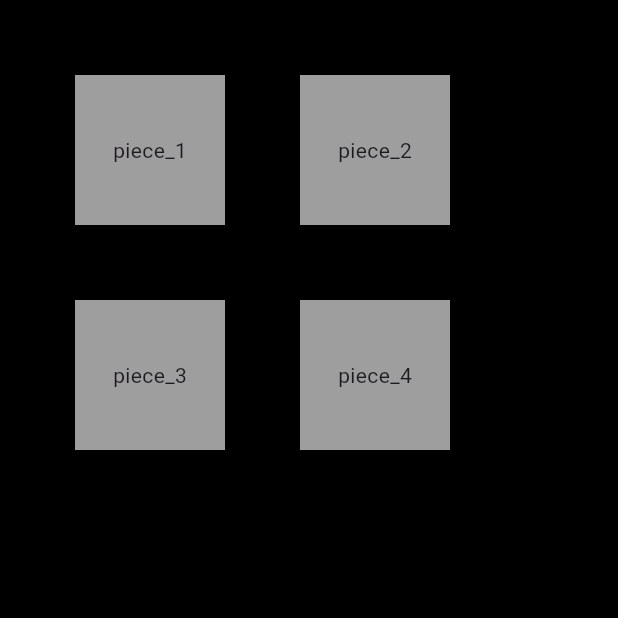
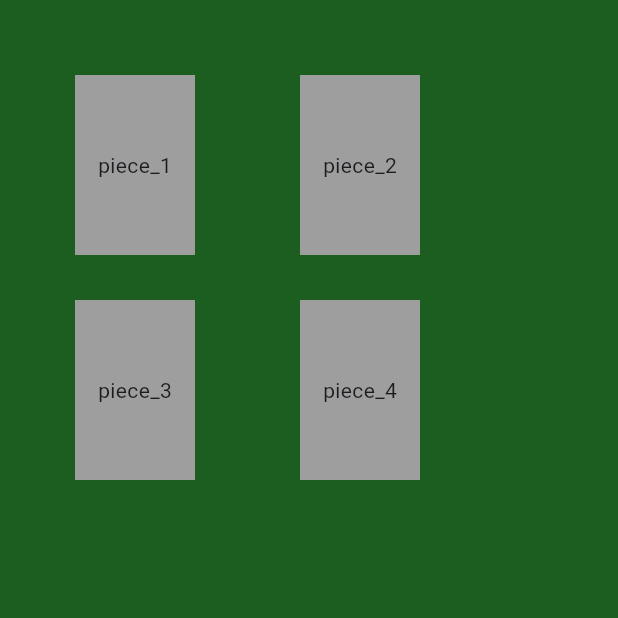
Before and after one commit to bstamenkovits/jigsaw-puzzle, a Flutter app: the screen it shows after launch, on a phone screen of 412 x 824 dp, the top half of it. Run offline on Flutter 3.47's test engine with Material 3 defaults, Android fonts, the phone set to English and light mode, and no system bars.

Commit message:
dynamic piece dimensions, updated snapping logic, and added background colors

```diff
--- a/lib/board.dart
+++ b/lib/board.dart
@@ -24,14 +24,16 @@ class _BoardState extends State<Board> {
   Widget build(BuildContext context) {
     final allPieces = clusters.expand((c) => c).toList();
 
-    return InteractiveViewer(
+    return Container(
+      color: Colors.blue[900], // Board widget background
+      child: InteractiveViewer(
         minScale: 0.5,
         maxScale: 2.0,
         boundaryMargin: const EdgeInsets.all(1000),
         child: Container(
           width: 2000,
           height: 2000,
-        color: Colors.black,
+          color: Colors.green[900], // Canvas/Stack background
           child: Stack(
             children: allPieces.map((data) {
               return Positioned(
@@ -44,6 +46,7 @@ class _BoardState extends State<Board> {
                 ),
               );
             }).toList(),
+          ),
         ),
       ),
     );
@@ -123,28 +126,28 @@ class _BoardState extends State<Board> {
     if (_snapOperation(
         a.leftAnchor, b.rightAnchor,
         clusterA, clusterB,
-        b.position + const Offset(PieceData.size, 0) - a.position)
+        b.position + Offset(b.width, 0) - a.position)
     ) { return true; }
 
     // A-Right to B-Left
     if (_snapOperation(
         a.rightAnchor, b.leftAnchor,
         clusterA, clusterB,
-        b.position - const Offset(PieceData.size, 0) - a.position)
-    ) { return true;}
+        b.position - Offset(a.width, 0) - a.position)
+    ) { return true; }
 
     // A-Top to B-Bottom
     if (_snapOperation(
         a.topAnchor, b.bottomAnchor,
         clusterA, clusterB,
-        b.position + const Offset(0, PieceData.size) - a.position)
+        b.position + Offset(0, b.height) - a.position)
     ) { return true; }
 
     // A-Bottom to B-Top
     if (_snapOperation(
         a.bottomAnchor, b.topAnchor,
         clusterA, clusterB,
-        b.position - const Offset(0, PieceData.size) - a.position)
+        b.position - Offset(0, a.height) - a.position)
     ) { return true; }
 
     return false;
--- a/lib/main.dart
+++ b/lib/main.dart
@@ -11,11 +11,11 @@ class MyApp extends StatelessWidget {
   // This widget is the root of your application.
   @override
   Widget build(BuildContext context) {
-    return const MaterialApp(
+    return MaterialApp(
       title: 'Flutter Demo',
       home: Scaffold(
-        backgroundColor: Colors.black,
-        body: Center(
+        backgroundColor: Colors.red[900], // App background
+        body: const Center(
           child: Board(),
         ),
       ),
--- a/lib/piece.dart
+++ b/lib/piece.dart
@@ -6,16 +6,22 @@ class PieceData {
   final String id;
   /// Current position of the piece on the board.
   Offset position;
+  /// Piece dimensions
+  final double width;
+  final double height;
 
-  static const double size = 100.0;
-
-  PieceData({required this.id, this.position = Offset.zero});
+  PieceData({
+    required this.id,
+    this.position = Offset.zero,
+    this.width = 80.0,
+    this.height = 120.0,
+  });
 
   /// Anchor points for snapping logic.
-  Offset get topAnchor => position + const Offset(size / 2, 0);
-  Offset get bottomAnchor => position + const Offset(size / 2, size);
-  Offset get leftAnchor => position + const Offset(0, size / 2);
-  Offset get rightAnchor => position + const Offset(size, size / 2);
+  Offset get topAnchor => position + Offset(width / 2, 0);
+  Offset get bottomAnchor => position + Offset(width / 2, height);
+  Offset get leftAnchor => position + Offset(0, height / 2);
+  Offset get rightAnchor => position + Offset(width, height / 2);
 }
 
 
@@ -47,8 +53,8 @@ class Piece extends StatelessWidget {
 
       /// Visual representation of puzzle piece
       child: Container(
-        width: 100,
-        height: 100,
+        width: data.width,
+        height: data.height,
         color: Colors.grey,
         child: Center(
           child: Text(data.id),
```
Lines whose indentation alone changed are shown as unchanged.
